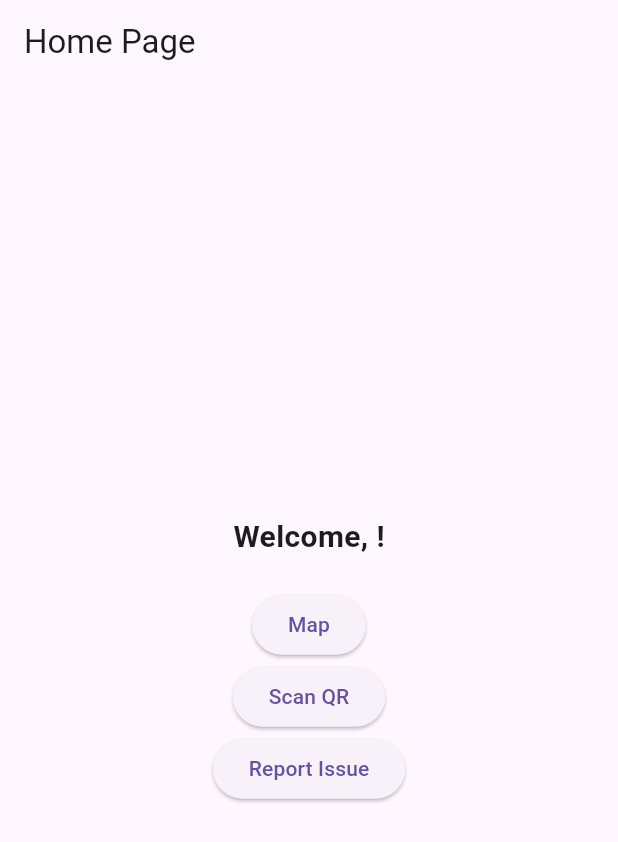
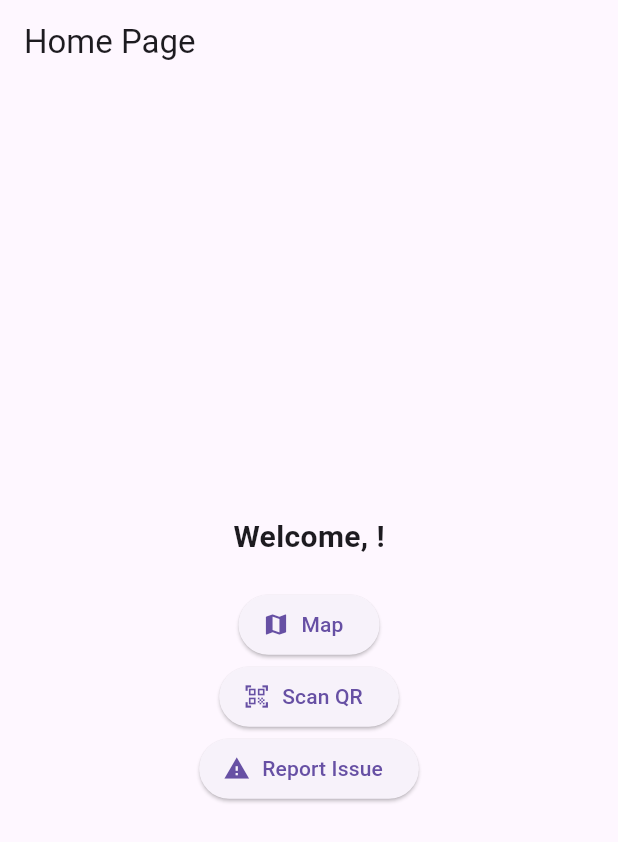
Before and after one commit to wlong0711/AD_Project_RecycleGO, a Flutter app: the HomePage screen opened directly, on a phone screen of 412 x 824 dp. Shown: the top 842 px of the screen. Run offline on Flutter 3.47's test engine with Material 3 defaults, Android fonts, the phone set to English and light mode, and no system bars; our stand-ins replace cloud_firestore, firebase_auth, firebase_core, firebase_database, firebase_storage, flutter_dotenv and 4 more; missing offline and left inert: qr_code_scanner; accounts and stored records are empty; network calls fail.

Commit message:
Changed the icon on the home page

```diff
--- a/lib/Shared Pages/StartUp Pages/home_page.dart
+++ b/lib/Shared Pages/StartUp Pages/home_page.dart
@@ -41,32 +41,35 @@ class HomePage extends StatelessWidget {
   Widget _adminOnlyButtons(BuildContext context) {
   return Column(
     children: [
-        ElevatedButton(
+      ElevatedButton.icon(
         onPressed: () {
           Navigator.push(
             context,
             MaterialPageRoute(builder: (context) => const MapScreenAdmin(title: 'Admin View Map')),
           );
         },
-          child: const Text('Map for Admin'),
+        icon: Icon(Icons.admin_panel_settings), // Icon for Admin Map
+        label: const Text('Map for Admin'),
       ),
-        ElevatedButton(
+      ElevatedButton.icon(
         onPressed: () {
           Navigator.push(
             context,
             MaterialPageRoute(builder: (context) => const VerifyRewardPage()),
           );
         },
-          child: const Text('Verify for Rewards'),
+        icon: Icon(Icons.verified_user), // Icon for Verify Rewards
+        label: const Text('Verify for Rewards'),
       ),
-        ElevatedButton(
+      ElevatedButton.icon(
         onPressed: () {
           Navigator.push(
             context,
             MaterialPageRoute(builder: (context) => AdminReportsPage()),
           );
         },
-          child: const Text('View Reports'),
+        icon: Icon(Icons.view_list), // Icon for View Reports
+        label: const Text('View Reports'),
       ),
     ],
   );
@@ -75,32 +78,35 @@ class HomePage extends StatelessWidget {
   Widget _commonButtons(BuildContext context) {
   return Column(
     children: [
-        ElevatedButton(
+      ElevatedButton.icon(
         onPressed: () {
           Navigator.push(
             context,
             MaterialPageRoute(builder: (context) => const MapScreenUser(title: 'User View Map')),
           );
         },
-          child: const Text('Map'),
+        icon: Icon(Icons.map), // Icon for Map
+        label: const Text('Map'),
       ),
-        ElevatedButton(
+      ElevatedButton.icon(
         onPressed: () {
           Navigator.push(
             context,
             MaterialPageRoute(builder: (context) => const QRScanScreen(title: 'Scan QR')),
           );
         },
-          child: const Text('Scan QR'),
+        icon: Icon(Icons.qr_code_scanner), // Icon for QR Scan
+        label: const Text('Scan QR'),
       ),
-        ElevatedButton(
+      ElevatedButton.icon(
         onPressed: () {
           Navigator.push(
             context,
             MaterialPageRoute(builder: (context) => const ReportIssueScreen(title: 'Report an Issue')),
           );
         },
-          child: const Text('Report Issue'),
+        icon: Icon(Icons.report_problem), // Icon for Report Issue
+        label: const Text('Report Issue'),
       ),
     ],
   );
```
Also changed, not shown: pubspec.lock. Lines whose indentation alone changed are shown as unchanged.
